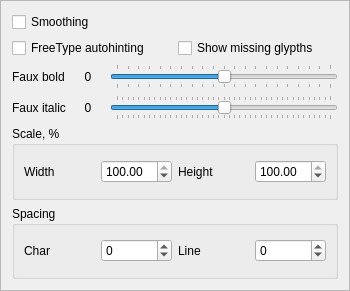
First picture: the form in fontoptionsframe.ui, repository andryblack/fontbuilder, before the edit.
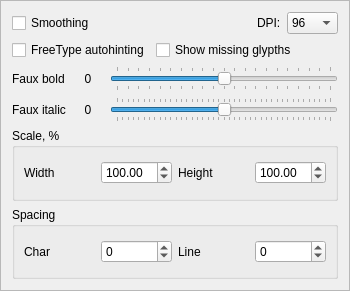
Second picture: the form after the edit.

Patch:
```diff
--- a/fontoptionsframe.ui
+++ b/fontoptionsframe.ui
@@ -41,7 +41,7 @@
        </property>
       </widget>
      </item>
-     <item row="1" column="1">
+     <item row="1" column="1" colspan="3">
       <widget class="QCheckBox" name="checkBoxMissingGlypths">
        <property name="text">
         <string>Show missing glypths</string>
@@ -55,6 +55,50 @@
        </property>
       </widget>
      </item>
+     <item row="0" column="3">
+      <widget class="QComboBox" name="comboBoxDPI">
+       <item>
+        <property name="text">
+         <string>96</string>
+        </property>
+       </item>
+       <item>
+        <property name="text">
+         <string>100</string>
+        </property>
+       </item>
+       <item>
+        <property name="text">
+         <string>110</string>
+        </property>
+       </item>
+       <item>
+        <property name="text">
+         <string>128</string>
+        </property>
+       </item>
+      </widget>
+     </item>
+     <item row="0" column="1">
+      <spacer name="horizontalSpacer">
+       <property name="orientation">
+        <enum>Qt::Horizontal</enum>
+       </property>
+       <property name="sizeHint" stdset="0">
+        <size>
+         <width>40</width>
+         <height>20</height>
+        </size>
+       </property>
+      </spacer>
+     </item>
+     <item row="0" column="2">
+      <widget class="QLabel" name="label_5">
+       <property name="text">
+        <string>DPI:</string>
+       </property>
+      </widget>
+     </item>
     </layout>
    </item>
    <item>
@@ -198,7 +242,7 @@
          <set>Qt::AlignLeading|Qt::AlignLeft|Qt::AlignVCenter</set>
         </property>
         <property name="maximum">
-         <double>100.000000000000000</double>
+         <double>200.000000000000000</double>
         </property>
         <property name="value">
          <double>100.000000000000000</double>
@@ -208,7 +252,7 @@
       <item row="0" column="3">
        <widget class="QDoubleSpinBox" name="doubleSpinBoxHeight">
         <property name="maximum">
-         <double>100.000000000000000</double>
+         <double>200.000000000000000</double>
         </property>
         <property name="value">
          <double>100.000000000000000</double>
```
